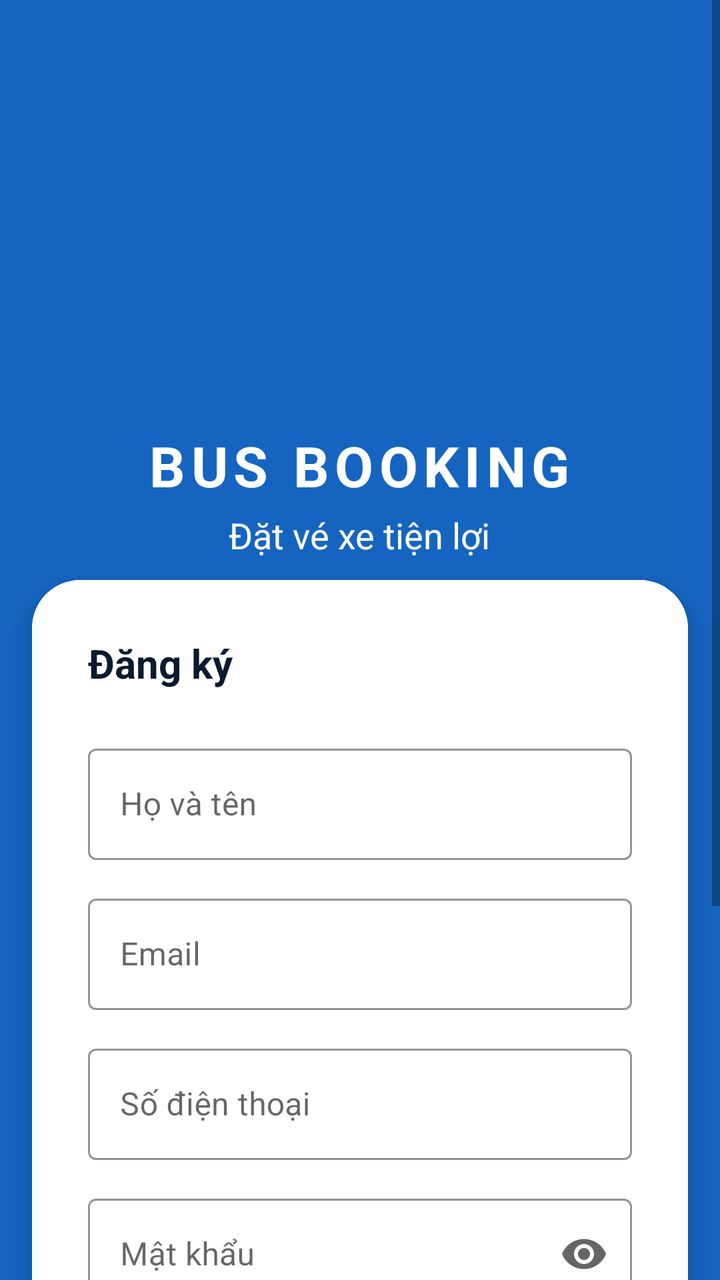
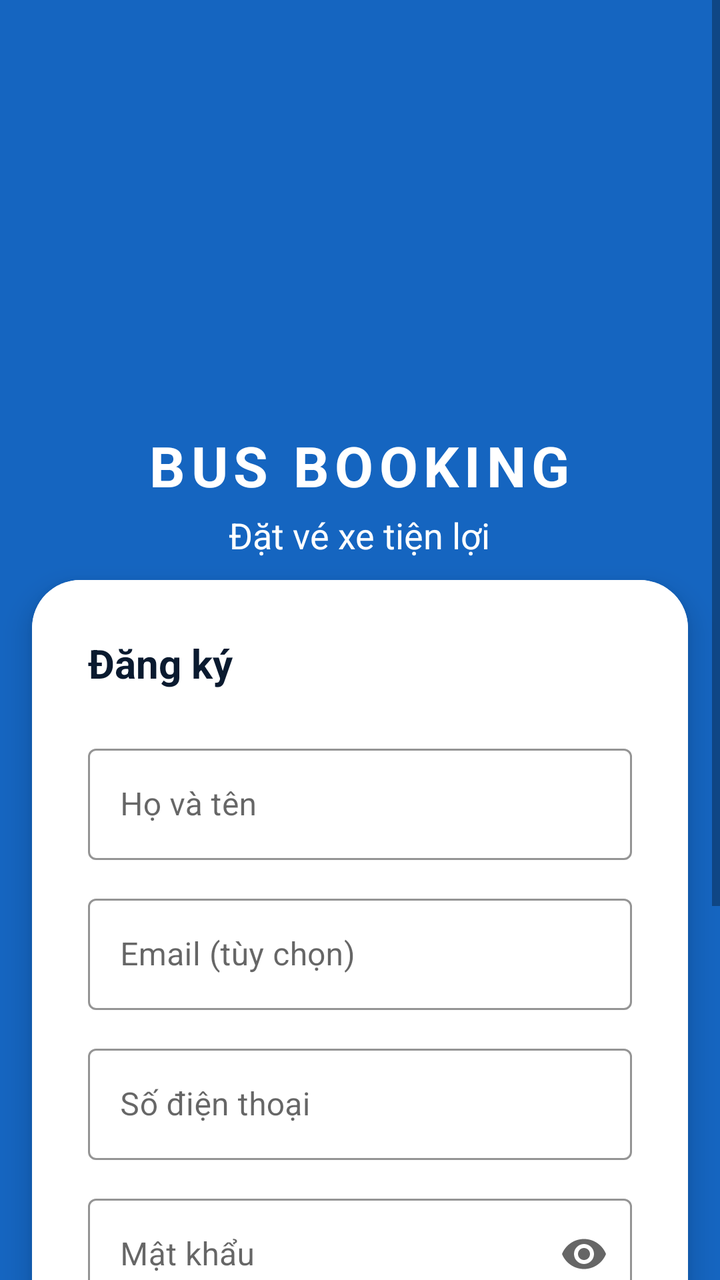

An Android layout rendered at two revisions. The XML below is the earlier revision; the diff shows what the commit changed to produce the second picture.
<!-- AndroidManifest.xml: application theme Theme.BusBooking -->
<!-- res/layout/fragment_register.xml -->
<?xml version="1.0" encoding="utf-8"?>
<ScrollView xmlns:android="http://schemas.android.com/apk/res/android"
    xmlns:app="http://schemas.android.com/apk/res-auto"
    android:layout_width="match_parent"
    android:layout_height="match_parent"
    android:fillViewport="true"
    android:background="@color/blue_primary">

    <LinearLayout
        android:layout_width="match_parent"
        android:layout_height="match_parent"
        android:orientation="vertical">

        
        <include layout="@layout/header_logo" />

        
        <Space
            android:layout_width="match_parent"
            android:layout_height="0dp"
            android:layout_weight="1" />

        
        <androidx.cardview.widget.CardView
            android:layout_width="match_parent"
            android:layout_height="wrap_content"
            android:layout_marginStart="16dp"
            android:layout_marginEnd="16dp"
            android:layout_marginBottom="16dp"
            app:cardCornerRadius="24dp"
            app:cardElevation="8dp">

            <LinearLayout
                android:layout_width="match_parent"
                android:layout_height="wrap_content"
                android:background="@color/background_white"
                android:orientation="vertical"
                android:padding="28dp">

                <TextView
                    android:layout_width="wrap_content"
                    android:layout_height="wrap_content"
                    android:layout_marginBottom="24dp"
                    android:text="Đăng ký"
                    android:textColor="@color/text_primary"
                    android:textSize="20sp"
                    android:textStyle="bold" />

                
                <com.google.android.material.textfield.TextInputLayout
                    style="@style/Widget.MaterialComponents.TextInputLayout.OutlinedBox"
                    android:layout_width="match_parent"
                    android:layout_height="wrap_content"
                    android:layout_marginBottom="14dp"
                    android:hint="Họ và tên"
                    app:boxStrokeColor="@color/blue_primary">

                    <com.google.android.material.textfield.TextInputEditText
                        android:id="@+id/nameInput"
                        android:layout_width="match_parent"
                        android:layout_height="wrap_content"
                        android:inputType="textPersonName" />

                </com.google.android.material.textfield.TextInputLayout>

                
                <com.google.android.material.textfield.TextInputLayout
                    style="@style/Widget.MaterialComponents.TextInputLayout.OutlinedBox"
                    android:layout_width="match_parent"
                    android:layout_height="wrap_content"
                    android:layout_marginBottom="14dp"
                    android:hint="Email"
                    app:boxStrokeColor="@color/blue_primary">

                    <com.google.android.material.textfield.TextInputEditText
                        android:id="@+id/emailInput"
                        android:layout_width="match_parent"
                        android:layout_height="wrap_content"
                        android:inputType="textEmailAddress" />

                </com.google.android.material.textfield.TextInputLayout>

                
                <com.google.android.material.textfield.TextInputLayout
                    style="@style/Widget.MaterialComponents.TextInputLayout.OutlinedBox"
                    android:layout_width="match_parent"
                    android:layout_height="wrap_content"
                    android:layout_marginBottom="14dp"
                    android:hint="Số điện thoại"
                    app:boxStrokeColor="@color/blue_primary">

                    <com.google.android.material.textfield.TextInputEditText
                        android:id="@+id/phoneInput"
                        android:layout_width="match_parent"
                        android:layout_height="wrap_content"
                        android:inputType="phone" />

                </com.google.android.material.textfield.TextInputLayout>

                
                <com.google.android.material.textfield.TextInputLayout
                    style="@style/Widget.MaterialComponents.TextInputLayout.OutlinedBox"
                    android:layout_width="match_parent"
                    android:layout_height="wrap_content"
                    android:layout_marginBottom="14dp"
                    android:hint="Mật khẩu"
                    app:boxStrokeColor="@color/blue_primary"
                    app:endIconMode="password_toggle">

                    <com.google.android.material.textfield.TextInputEditText
                        android:id="@+id/passwordInput"
                        android:layout_width="match_parent"
                        android:layout_height="wrap_content"
                        android:inputType="textPassword" />

                </com.google.android.material.textfield.TextInputLayout>

                
                <com.google.android.material.textfield.TextInputLayout
                    style="@style/Widget.MaterialComponents.TextInputLayout.OutlinedBox"
                    android:layout_width="match_parent"
                    android:layout_height="wrap_content"
                    android:layout_marginBottom="14dp"
                    android:hint="Xác nhận mật khẩu"
                    app:boxStrokeColor="@color/blue_primary"
                    app:endIconMode="password_toggle">

                    <com.google.android.material.textfield.TextInputEditText
                        android:id="@+id/confirmPasswordInput"
                        android:layout_width="match_parent"
                        android:layout_height="wrap_content"
                        android:inputType="textPassword" />

                </com.google.android.material.textfield.TextInputLayout>

                <ProgressBar
                    android:id="@+id/progressBar"
                    android:layout_width="wrap_content"
                    android:layout_height="wrap_content"
                    android:layout_gravity="center"
                    android:layout_marginTop="8dp"
                    android:layout_marginBottom="8dp"
                    android:visibility="gone"
                    android:indeterminateTint="@android:color/white" />

                <TextView
                    android:id="@+id/errorText"
                    android:layout_width="match_parent"
                    android:layout_height="wrap_content"
                    android:layout_marginBottom="12dp"
                    android:textColor="@color/error"
                    android:textSize="13sp"
                    android:visibility="gone" />

                <Button
                    android:id="@+id/registerButton"
                    android:layout_width="match_parent"
                    android:layout_height="52dp"
                    android:layout_marginBottom="12dp"
                    android:backgroundTint="@color/blue_primary"
                    android:text="ĐĂNG KÝ"
                    android:textColor="@color/text_on_primary"
                    app:cornerRadius="12dp" />

                <Button
                    android:id="@+id/backButton"
                    style="@style/Widget.MaterialComponents.Button.OutlinedButton"
                    android:layout_width="match_parent"
                    android:layout_height="52dp"
                    android:text="QUAY LẠI ĐĂNG NHẬP"
                    android:textColor="@color/blue_primary"
                    app:cornerRadius="12dp"
                    app:strokeColor="@color/text_primary"
                    app:strokeWidth="1.5dp" />

            </LinearLayout>
        </androidx.cardview.widget.CardView>

    </LinearLayout>
</ScrollView>
<!-- res/layout/header_logo.xml (included above) -->
<?xml version="1.0" encoding="utf-8"?>
<LinearLayout xmlns:android="http://schemas.android.com/apk/res/android"
    xmlns:app="http://schemas.android.com/apk/res-auto"
    android:layout_width="match_parent"
    android:layout_height="290dp"
    android:gravity="center"
    android:orientation="vertical"
    android:paddingTop="100dp">

    <com.google.android.material.imageview.ShapeableImageView
        android:layout_width="90dp"
        android:layout_height="90dp"
        android:layout_marginBottom="14dp"
        android:scaleType="centerCrop"
        android:src="@mipmap/ic_launcher_round"
        app:shapeAppearanceOverlay="@style/CircleImageView" />

    <TextView
        android:layout_width="wrap_content"
        android:layout_height="wrap_content"
        android:letterSpacing="0.1"
        android:text="BUS BOOKING"
        android:textColor="@color/background_white"
        android:textSize="28sp"
        android:textStyle="bold" />

    <TextView
        android:id="@+id/headerSubtitle"
        android:layout_width="wrap_content"
        android:layout_height="wrap_content"
        android:layout_marginTop="4dp"
        android:text="Đặt vé xe tiện lợi"
        android:textColor="@color/background_white"
        android:textSize="18sp" />

</LinearLayout>
<!-- resources referenced by this layout -->
<resources>
  <color name="background_white">#FFFFFF</color>
  <color name="blue_primary">#1565C0</color>
  <color name="error">#D32F2F</color>
  <color name="text_on_primary">#FFFFFF</color>
  <color name="text_primary">#0A1A2F</color>
  <!-- mipmap ic_launcher_round (mipmap-anydpi-v26) -->
  <?xml version="1.0" encoding="utf-8"?>
  <adaptive-icon xmlns:android="http://schemas.android.com/apk/res/android">
      <background android:drawable="@drawable/ic_launcher_background"/>
      <foreground android:drawable="@mipmap/ic_launcher_foreground"/>
      <monochrome android:drawable="@mipmap/ic_launcher_foreground"/>
  </adaptive-icon>
  <style name="CircleImageView">
          <item name="cornerFamily">rounded</item>
          <item name="cornerSize">50%</item>
      </style>
  <style name="Theme.BusBooking" parent="Theme.MaterialComponents.Light.NoActionBar.Bridge">
          <item name="colorPrimary">@color/blue_primary</item>
          <item name="colorPrimaryDark">@color/blue_primary_dark</item>
          <item name="colorAccent">@color/blue_accent</item>
      </style>
  <!-- drawable ic_launcher_background: vector/xml drawable (drawable, 4866 chars, omitted) -->
  <color name="blue_primary_dark">#0D47A1</color>
  <color name="blue_accent">#2196F3</color>
</resources>

<!-- the commit's change to res/layout/fragment_register.xml (unified diff, before → after) -->
@@ -3,24 +3,21 @@
     xmlns:app="http://schemas.android.com/apk/res-auto"
     android:layout_width="match_parent"
     android:layout_height="match_parent"
-    android:fillViewport="true"
-    android:background="@color/blue_primary">
+    android:background="@color/blue_primary"
+    android:fillViewport="true">
 
     <LinearLayout
         android:layout_width="match_parent"
         android:layout_height="match_parent"
         android:orientation="vertical">
 
-        
         <include layout="@layout/header_logo" />
 
-        
         <Space
             android:layout_width="match_parent"
             android:layout_height="0dp"
             android:layout_weight="1" />
 
-        
         <androidx.cardview.widget.CardView
             android:layout_width="match_parent"
             android:layout_height="wrap_content"
@@ -46,7 +43,6 @@
                     android:textSize="20sp"
                     android:textStyle="bold" />
 
-                
                 <com.google.android.material.textfield.TextInputLayout
                     style="@style/Widget.MaterialComponents.TextInputLayout.OutlinedBox"
                     android:layout_width="match_parent"
@@ -60,16 +56,14 @@
                         android:layout_width="match_parent"
                         android:layout_height="wrap_content"
                         android:inputType="textPersonName" />
-
-                </com.google.android.material.textfield.TextInputLayout>
-
-                
-                <com.google.android.material.textfield.TextInputLayout
-                    style="@style/Widget.MaterialComponents.TextInputLayout.OutlinedBox"
-                    android:layout_width="match_parent"
-                    android:layout_height="wrap_content"
-                    android:layout_marginBottom="14dp"
-                    android:hint="Email"
+                </com.google.android.material.textfield.TextInputLayout>
+
+                <com.google.android.material.textfield.TextInputLayout
+                    style="@style/Widget.MaterialComponents.TextInputLayout.OutlinedBox"
+                    android:layout_width="match_parent"
+                    android:layout_height="wrap_content"
+                    android:layout_marginBottom="14dp"
+                    android:hint="Email (tùy chọn)"
                     app:boxStrokeColor="@color/blue_primary">
 
                     <com.google.android.material.textfield.TextInputEditText
@@ -77,10 +71,8 @@
                         android:layout_width="match_parent"
                         android:layout_height="wrap_content"
                         android:inputType="textEmailAddress" />
-
-                </com.google.android.material.textfield.TextInputLayout>
-
-                
+                </com.google.android.material.textfield.TextInputLayout>
+
                 <com.google.android.material.textfield.TextInputLayout
                     style="@style/Widget.MaterialComponents.TextInputLayout.OutlinedBox"
                     android:layout_width="match_parent"
@@ -94,10 +86,8 @@
                         android:layout_width="match_parent"
                         android:layout_height="wrap_content"
                         android:inputType="phone" />
-
-                </com.google.android.material.textfield.TextInputLayout>
-
-                
+                </com.google.android.material.textfield.TextInputLayout>
+
                 <com.google.android.material.textfield.TextInputLayout
                     style="@style/Widget.MaterialComponents.TextInputLayout.OutlinedBox"
                     android:layout_width="match_parent"
@@ -112,10 +102,8 @@
                         android:layout_width="match_parent"
                         android:layout_height="wrap_content"
                         android:inputType="textPassword" />
-
-                </com.google.android.material.textfield.TextInputLayout>
-
-                
+                </com.google.android.material.textfield.TextInputLayout>
+
                 <com.google.android.material.textfield.TextInputLayout
                     style="@style/Widget.MaterialComponents.TextInputLayout.OutlinedBox"
                     android:layout_width="match_parent"
@@ -130,7 +118,6 @@
                         android:layout_width="match_parent"
                         android:layout_height="wrap_content"
                         android:inputType="textPassword" />
-
                 </com.google.android.material.textfield.TextInputLayout>
 
                 <ProgressBar
@@ -140,8 +127,7 @@
                     android:layout_gravity="center"
                     android:layout_marginTop="8dp"
                     android:layout_marginBottom="8dp"
-                    android:visibility="gone"
-                    android:indeterminateTint="@android:color/white" />
+                    android:visibility="gone" />
 
                 <TextView
                     android:id="@+id/errorText"
@@ -172,10 +158,8 @@
                     app:cornerRadius="12dp"
                     app:strokeColor="@color/text_primary"
                     app:strokeWidth="1.5dp" />
-
             </LinearLayout>
         </androidx.cardview.widget.CardView>
-
     </LinearLayout>
 </ScrollView>
 <!-- res/layout/header_logo.xml (included above) -->
